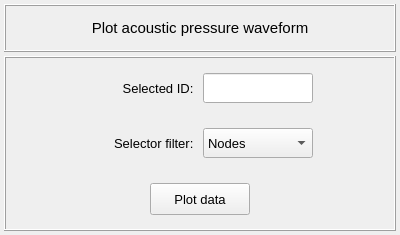
Before: the Qt Designer form pulse/interface/data/ui_files/plots/results/acoustic/acoustic_pressure_waveform_inputs.ui in open-pulse/OpenPulse, drawn with Qt 5.
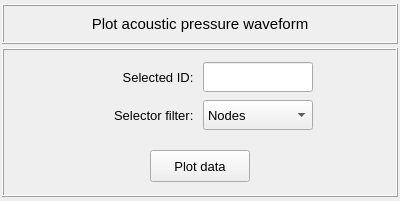
After: the same form once the commit is applied.

Commit message: Update and uniformize the plot-related UI files

The edit to the form file:
```diff
--- a/pulse/interface/data/ui_files/plots/results/acoustic/acoustic_pressure_waveform_inputs.ui
+++ b/pulse/interface/data/ui_files/plots/results/acoustic/acoustic_pressure_waveform_inputs.ui
@@ -7,7 +7,7 @@
     <x>0</x>
     <y>0</y>
     <width>400</width>
-    <height>235</height>
+    <height>201</height>
    </rect>
   </property>
   <property name="windowTitle">
@@ -15,13 +15,13 @@
   </property>
   <layout class="QGridLayout" name="gridLayout_4">
    <property name="leftMargin">
-    <number>4</number>
+    <number>2</number>
    </property>
    <property name="topMargin">
     <number>4</number>
    </property>
    <property name="rightMargin">
-    <number>4</number>
+    <number>2</number>
    </property>
    <property name="bottomMargin">
     <number>4</number>
@@ -34,13 +34,13 @@
      <property name="minimumSize">
       <size>
        <width>0</width>
-       <height>48</height>
+       <height>40</height>
       </size>
      </property>
      <property name="maximumSize">
       <size>
        <width>520</width>
-       <height>48</height>
+       <height>40</height>
       </size>
      </property>
      <property name="frameShape">
@@ -140,6 +140,75 @@
       <property name="spacing">
        <number>4</number>
       </property>
+      <item row="1" column="0">
+       <widget class="QFrame" name="frame_3">
+        <property name="minimumSize">
+         <size>
+          <width>0</width>
+          <height>48</height>
+         </size>
+        </property>
+        <property name="maximumSize">
+         <size>
+          <width>16777215</width>
+          <height>48</height>
+         </size>
+        </property>
+        <property name="frameShape">
+         <enum>QFrame::Shape::NoFrame</enum>
+        </property>
+        <property name="frameShadow">
+         <enum>QFrame::Shadow::Raised</enum>
+        </property>
+        <layout class="QGridLayout" name="gridLayout_47">
+         <property name="leftMargin">
+          <number>2</number>
+         </property>
+         <property name="topMargin">
+          <number>2</number>
+         </property>
+         <property name="rightMargin">
+          <number>2</number>
+         </property>
+         <property name="bottomMargin">
+          <number>2</number>
+         </property>
+         <property name="spacing">
+          <number>2</number>
+         </property>
+         <item row="0" column="0">
+          <widget class="QPushButton" name="pushButton_plot_data">
+           <property name="minimumSize">
+            <size>
+             <width>100</width>
+             <height>32</height>
+            </size>
+           </property>
+           <property name="maximumSize">
+            <size>
+             <width>100</width>
+             <height>32</height>
+            </size>
+           </property>
+           <property name="font">
+            <font>
+             <pointsize>10</pointsize>
+            </font>
+           </property>
+           <property name="styleSheet">
+            <string notr="true"/>
+           </property>
+           <property name="text">
+            <string>Plot data</string>
+           </property>
+           <property name="flat">
+            <bool>false</bool>
+           </property>
+          </widget>
+         </item>
+        </layout>
+       </widget>
+      </item>
       <item row="0" column="0">
        <widget class="QFrame" name="frame_4">
         <property name="minimumSize">
@@ -151,7 +220,7 @@
         <property name="maximumSize">
          <size>
           <width>16777215</width>
-          <height>52</height>
+          <height>84</height>
          </size>
         </property>
         <property name="frameShape">
@@ -265,119 +334,7 @@
            </property>
           </spacer>
          </item>
-        </layout>
-       </widget>
-      </item>
-      <item row="2" column="0">
-       <widget class="QFrame" name="frame_3">
-        <property name="minimumSize">
-         <size>
-          <width>0</width>
-          <height>52</height>
-         </size>
-        </property>
-        <property name="maximumSize">
-         <size>
-          <width>16777215</width>
-          <height>52</height>
-         </size>
-        </property>
-        <property name="frameShape">
-         <enum>QFrame::Shape::NoFrame</enum>
-        </property>
-        <property name="frameShadow">
-         <enum>QFrame::Shadow::Raised</enum>
-        </property>
-        <layout class="QGridLayout" name="gridLayout_47">
-         <property name="leftMargin">
-          <number>2</number>
-         </property>
-         <property name="topMargin">
-          <number>2</number>
-         </property>
-         <property name="rightMargin">
-          <number>2</number>
-         </property>
-         <property name="bottomMargin">
-          <number>2</number>
-         </property>
-         <property name="spacing">
-          <number>2</number>
-         </property>
-         <item row="0" column="0">
-          <widget class="QPushButton" name="pushButton_plot_data">
-           <property name="minimumSize">
-            <size>
-             <width>100</width>
-             <height>32</height>
-            </size>
-           </property>
-           <property name="maximumSize">
-            <size>
-             <width>100</width>
-             <height>32</height>
-            </size>
-           </property>
-           <property name="font">
-            <font>
-             <pointsize>10</pointsize>
-            </font>
-           </property>
-           <property name="styleSheet">
-            <string notr="true"/>
-           </property>
-           <property name="text">
-            <string>Plot data</string>
-           </property>
-           <property name="flat">
-            <bool>false</bool>
-           </property>
-          </widget>
-         </item>
-        </layout>
-       </widget>
-      </item>
-      <item row="1" column="0">
-       <widget class="QFrame" name="frame_5">
-        <property name="frameShape">
-         <enum>QFrame::Shape::NoFrame</enum>
-        </property>
-        <property name="frameShadow">
-         <enum>QFrame::Shadow::Raised</enum>
-        </property>
-        <layout class="QGridLayout" name="gridLayout_6">
-         <property name="leftMargin">
-          <number>2</number>
-         </property>
-         <property name="topMargin">
-          <number>2</number>
-         </property>
-         <property name="rightMargin">
-          <number>2</number>
-         </property>
-         <property name="bottomMargin">
-          <number>2</number>
-         </property>
-         <property name="horizontalSpacing">
-          <number>6</number>
-         </property>
-         <property name="verticalSpacing">
-          <number>2</number>
-         </property>
-         <item row="0" column="0">
-          <spacer name="horizontalSpacer_3">
-           <property name="orientation">
-            <enum>Qt::Orientation::Horizontal</enum>
-           </property>
-           <property name="sizeHint" stdset="0">
-            <size>
-             <width>40</width>
-             <height>20</height>
-            </size>
-           </property>
-          </spacer>
-         </item>
-         <item row="0" column="1">
+         <item row="1" column="1">
           <widget class="QLabel" name="label_2">
            <property name="minimumSize">
             <size>
@@ -404,7 +361,7 @@
            </property>
           </widget>
          </item>
-         <item row="0" column="2">
+         <item row="1" column="2">
           <widget class="QComboBox" name="comboBox_selector_filter">
            <property name="minimumSize">
             <size>
@@ -436,19 +393,6 @@
            </item>
           </widget>
          </item>
-         <item row="0" column="3">
-          <spacer name="horizontalSpacer_4">
-           <property name="orientation">
-            <enum>Qt::Orientation::Horizontal</enum>
-           </property>
-           <property name="sizeHint" stdset="0">
-            <size>
-             <width>40</width>
-             <height>20</height>
-            </size>
-           </property>
-          </spacer>
-         </item>
         </layout>
        </widget>
       </item>
```
The commit also changes 18 other files.
